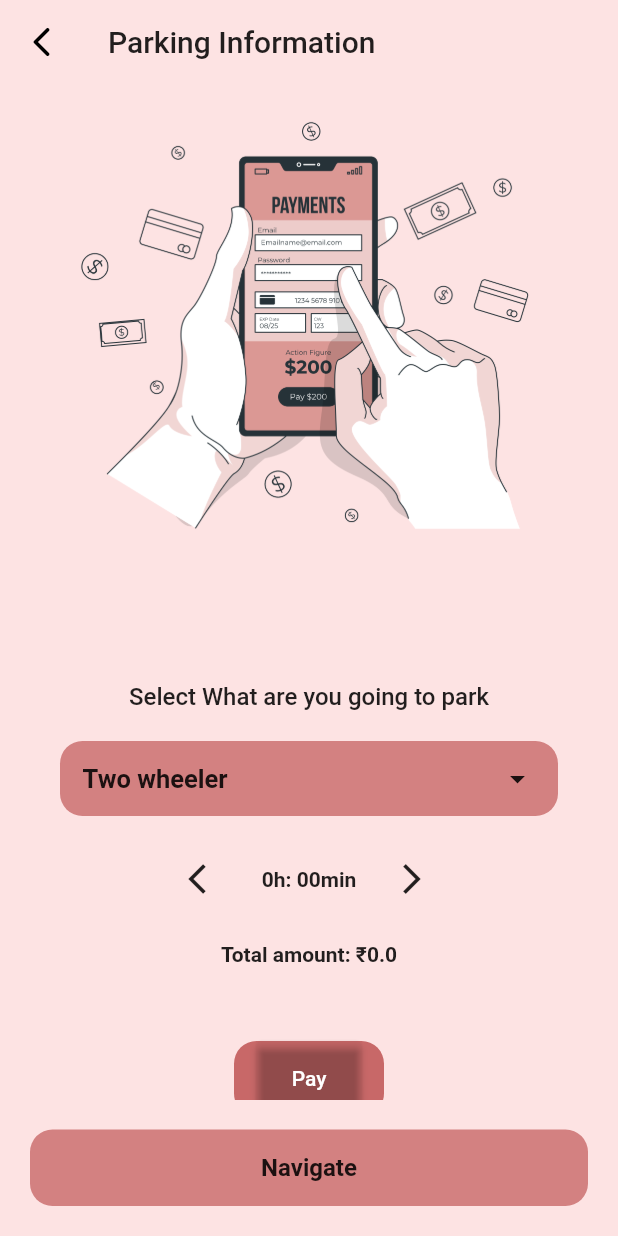
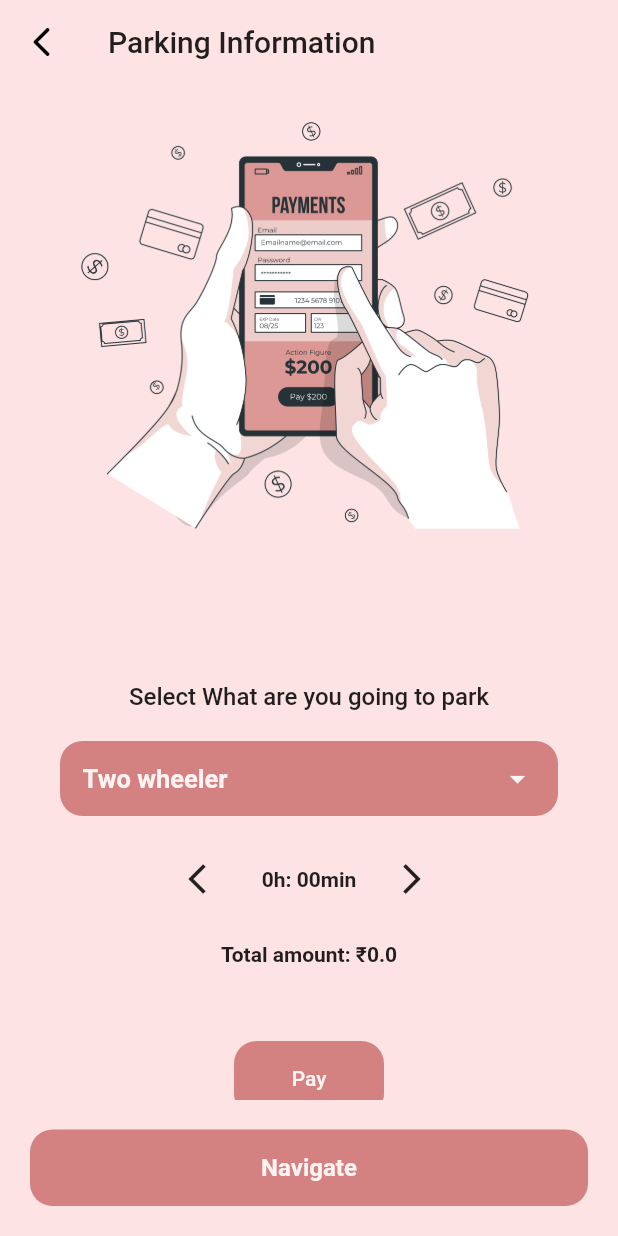
Before and after one commit to dhiyanesh-cyber/car-parking, a Flutter app: the DisplayParkingDataPage screen opened directly with empty values, on a phone screen of 412 x 824 dp. Run offline on Flutter 3.47's test engine with Material 2 defaults, Android fonts, the phone set to English and light mode, and no system bars; our stand-ins replace cloud_firestore, firebase_auth, firebase_core, firebase_storage, geolocator, google_maps_flutter and 5 more; missing offline and left inert: android_intent_plus, flutter_polyline_points, upi_india; accounts and stored records are empty.

Commit message:
local commit

```diff
--- a/lib/presentation/screens/display_parking_details/display_parking_data_page.dart
+++ b/lib/presentation/screens/display_parking_details/display_parking_data_page.dart
@@ -87,13 +87,13 @@ class _DisplayParkingDataPageState extends State<DisplayParkingDataPage> {
                     color: Color(0xFFc86868).withOpacity(.8)),
                 child: DropdownButtonHideUnderline(
                   child: DropdownButton(
-                    iconEnabledColor: Colors.black87,
-                    dropdownColor: CustomColors.myHexColorDark,
+                    iconEnabledColor: CustomColors.myHexColorLight,
+                    dropdownColor: Color(0xFFc86868),
                     value: vechicalOption,
                     style: const TextStyle(
                         fontWeight: FontWeight.w700,
                         fontSize: 17,
-                        color: Colors.black87),
+                        color: CustomColors.myHexColorLight),
                     items: const [
                       DropdownMenuItem(
                         value: 'Bike',
@@ -177,7 +177,7 @@ class _DisplayParkingDataPageState extends State<DisplayParkingDataPage> {
                         padding: const EdgeInsets.symmetric(horizontal: 15),
                         decoration: BoxDecoration(
                           borderRadius: BorderRadius.circular(15),
-                          color: const Color(0xFFc86868),
+                          color: const Color(0xFFc86868).withOpacity(0.8),
                         ),
                         child: ElevatedButton(
                           onPressed: () {
@@ -190,10 +190,10 @@ class _DisplayParkingDataPageState extends State<DisplayParkingDataPage> {
                             );
                           },
                           style: ElevatedButton.styleFrom(
-                            primary: Colors.transparent, // Make the button transparent
-                            onPrimary: Colors.white, // Set text color
+                            backgroundColor: Colors.transparent,
+                            elevation: 0,  // Set text color
                           ),
-                          child: Text('Pay'),
+                          child: Text('Pay', style: TextStyle(color: CustomColors.myHexColorLight),),
                         ),
 
 
@@ -228,7 +228,7 @@ class _DisplayParkingDataPageState extends State<DisplayParkingDataPage> {
               'Navigate',
               style: TextStyle(
                 fontSize: 16,
-                color: Colors.black87,
+                color: CustomColors.myHexColorLight,
                 fontWeight: FontWeight.bold,
               ),
             ),
--- a/lib/presentation/screens/display_parking_details/payment.dart
+++ b/lib/presentation/screens/display_parking_details/payment.dart
@@ -48,8 +48,8 @@ class _HomePageState extends State<HomePage> {
   Future<UpiResponse> initiateTransaction(UpiApp app) async {
     return _upiIndia.startTransaction(
       app: app,
-      receiverUpiId: "9078600498@ybl",
-      receiverName: 'Md Azharuddin',
+      receiverUpiId: "dhiyaneshsasi03@okaxis",
+      receiverName: 'Dhiyanesh',
       transactionRefId: 'TestingUpiIndiaPlugin',
       transactionNote: 'Not actual. Just an example.',
       amount: 1.00,
```
